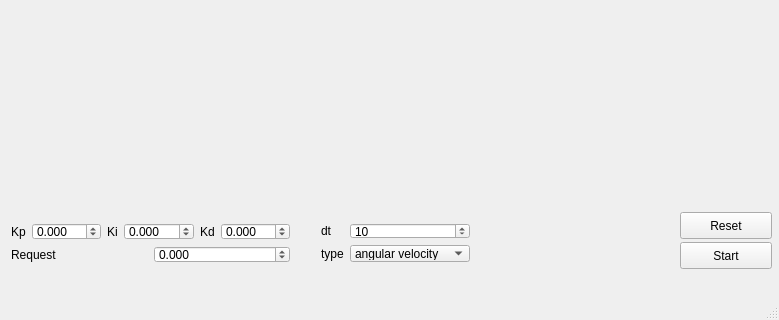
Above: pid_test/pid_test.ui from it-workshop/Quadrocopter before the change; both pictures show x 0 to 779 and y 185 to 505 of the 779 by 505 pixel window. Below: the same form after it.
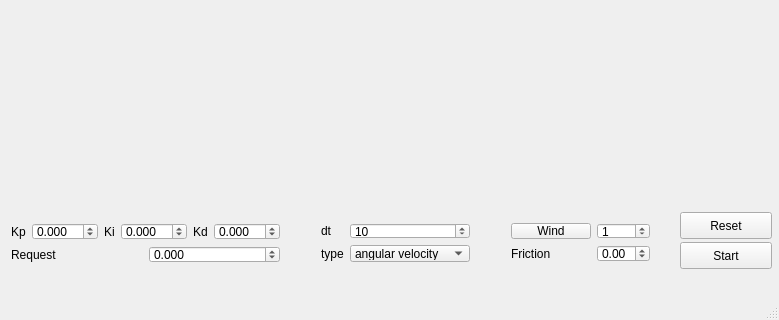
That is the form after the change. Custom widgets are drawn as their Qt base class.

Commit message: PID simulator: proper angular velocity reaction, wind

Patch:
```diff
--- a/pid_test/pid_test.ui
+++ b/pid_test/pid_test.ui
@@ -29,7 +29,7 @@
      <rect>
       <x>0</x>
       <y>380</y>
-      <width>301</width>
+      <width>291</width>
       <height>62</height>
      </rect>
     </property>
@@ -218,6 +218,58 @@
      </item>
     </layout>
    </widget>
+   <widget class="QWidget" name="formLayoutWidget_2">
+    <property name="geometry">
+     <rect>
+      <x>500</x>
+      <y>380</y>
+      <width>161</width>
+      <height>61</height>
+     </rect>
+    </property>
+    <layout class="QFormLayout" name="formLayout_2">
+     <item row="0" column="0">
+      <widget class="QPushButton" name="pushButton_wind">
+       <property name="text">
+        <string>Wind</string>
+       </property>
+      </widget>
+     </item>
+     <item row="0" column="1">
+      <widget class="QSpinBox" name="spinBox_wind">
+       <property name="minimum">
+        <number>-10</number>
+       </property>
+       <property name="maximum">
+        <number>10</number>
+       </property>
+       <property name="value">
+        <number>1</number>
+       </property>
+      </widget>
+     </item>
+     <item row="1" column="0">
+      <widget class="QLabel" name="label_friction">
+       <property name="text">
+        <string>Friction</string>
+       </property>
+      </widget>
+     </item>
+     <item row="1" column="1">
+      <widget class="QDoubleSpinBox" name="doubleSpinBox_friction">
+       <property name="minimum">
+        <double>-10.000000000000000</double>
+       </property>
+       <property name="maximum">
+        <double>10.000000000000000</double>
+       </property>
+       <property name="value">
+        <double>0.000000000000000</double>
+       </property>
+      </widget>
+     </item>
+    </layout>
+   </widget>
   </widget>
   <widget class="QMenuBar" name="menuBar">
    <property name="geometry">
```
The commit also changes 2 other files.
